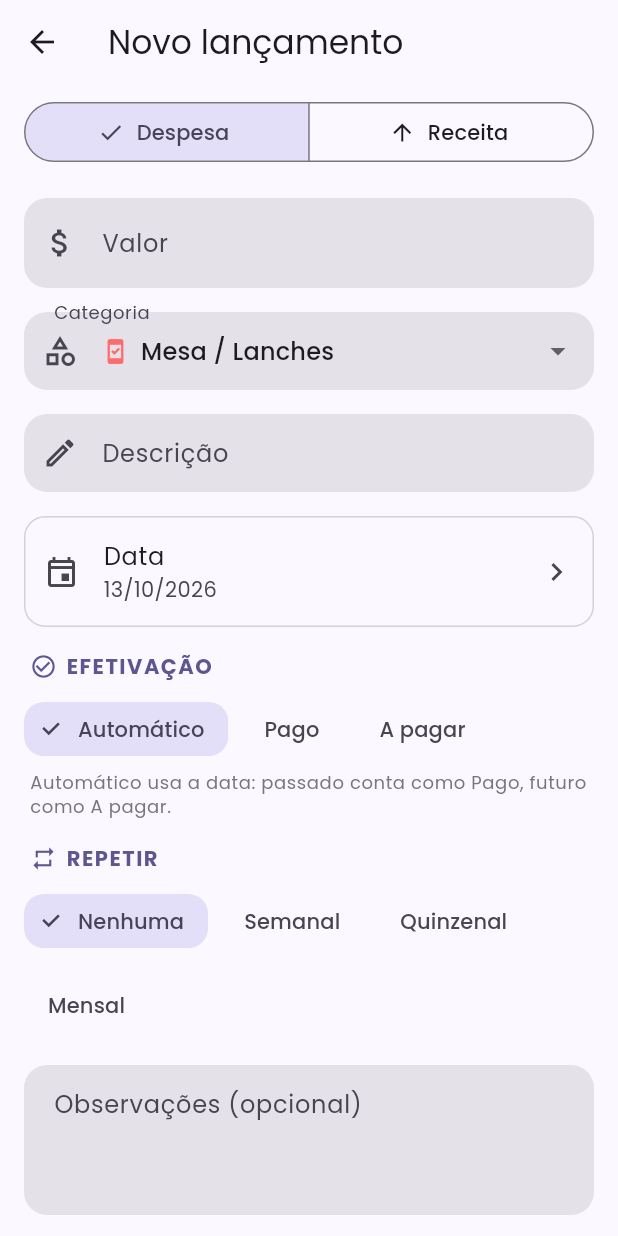
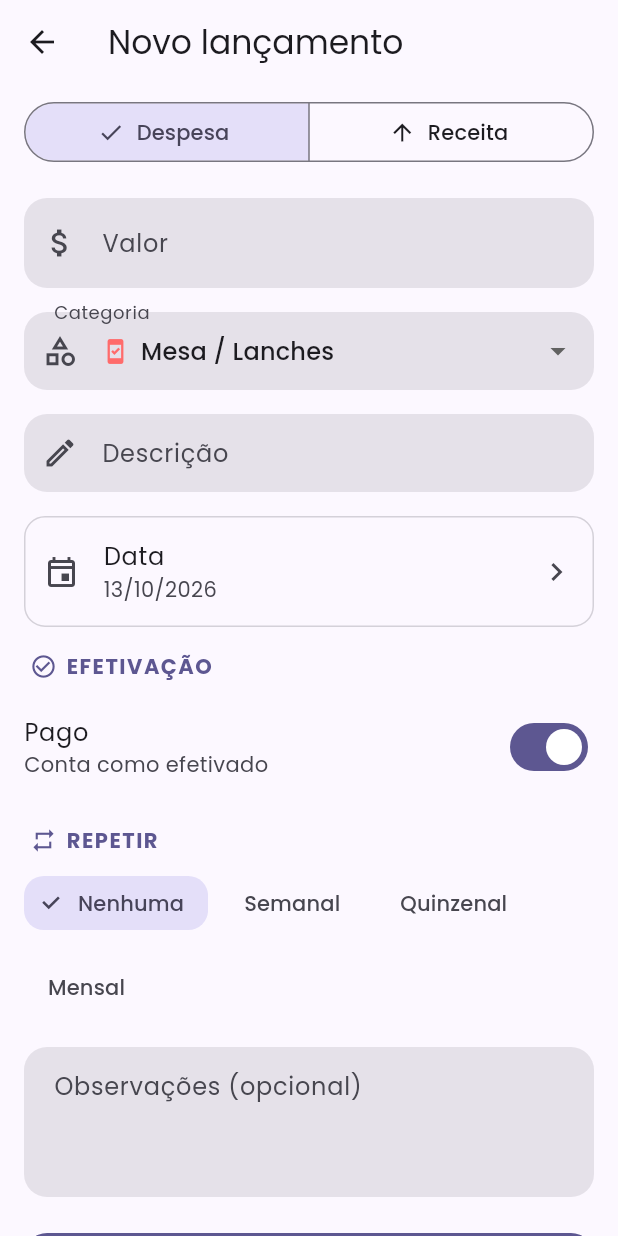
Before and after one commit to zmove-digital/zoom, a Flutter app: the TransactionEditorScreen screen opened directly, on a phone screen of 412 x 824 dp. Run offline on Flutter 3.47's test engine with Material 3 defaults, Android fonts, the phone set to English and light mode, and no system bars; our stand-ins replace audioplayers, file_picker, fl_chart, flutter_colorpicker, flutter_local_notifications, flutter_timezone and 4 more; missing offline and left inert: pointycastle.

Commit message:
fix: efetivado apenas com data <= hoje e acao Efetivar para lancamentos futuros
- isSettled: futuro nunca efetivado; data passada pode ser marcada manualmente como pendente

- editor: botao Efetivar agora (move a data para hoje) para datas futuras

- extrato/inicio: botao Efetivar no proprio item pendente (settleTransaction)

```diff
--- a/lib/screens/dashboard/dashboard_screen.dart
+++ b/lib/screens/dashboard/dashboard_screen.dart
@@ -545,6 +545,7 @@ class DashboardScreen extends StatelessWidget {
                           builder: (_) => TransactionEditorScreen(existing: t),
                         ));
                       },
+                      onSettle: () => finance.settleTransaction(t.id),
                     ),
                   )
                   .toList(),
--- a/lib/screens/transactions/transaction_editor_screen.dart
+++ b/lib/screens/transactions/transaction_editor_screen.dart
@@ -123,22 +123,15 @@ class _TransactionEditorScreenState extends State<TransactionEditorScreen> {
     );
   }
 
-  Widget _statusSelector(ThemeData theme) {
-    final bool income = _type == TransactionType.income;
-    final String doneLabel = income ? 'Recebido' : 'Pago';
-    final String pendingLabel = income ? 'A receber' : 'A pagar';
-    return Column(
-      crossAxisAlignment: CrossAxisAlignment.start,
-      children: <Widget>[
-        Padding(
+  Widget _sectionLabel(ThemeData theme, IconData icon, String text) {
+    return Padding(
       padding: const EdgeInsets.only(left: 4, bottom: 8),
       child: Row(
         children: <Widget>[
-              Icon(Icons.check_circle_outline,
-                  size: 18, color: theme.colorScheme.primary),
+          Icon(icon, size: 18, color: theme.colorScheme.primary),
           const SizedBox(width: 6),
           Text(
-                'EFETIVAÇÃO',
+            text,
             style: theme.textTheme.labelLarge?.copyWith(
               color: theme.colorScheme.primary,
               fontWeight: FontWeight.w700,
@@ -147,37 +140,52 @@ class _TransactionEditorScreenState extends State<TransactionEditorScreen> {
           ),
         ],
       ),
-        ),
-        Wrap(
-          spacing: 8,
-          runSpacing: 8,
+    );
+  }
+
+  Widget _settlementSection(ThemeData theme) {
+    final bool income = _type == TransactionType.income;
+    final String doneLabel = income ? 'Recebido' : 'Pago';
+    final String pendingLabel = income ? 'A receber' : 'A pagar';
+    final DateTime now = DateTime.now();
+    final bool isFuture =
+        _date.isAfter(DateTime(now.year, now.month, now.day, 23, 59, 59));
+
+    return Column(
+      crossAxisAlignment: CrossAxisAlignment.start,
       children: <Widget>[
-            ChoiceChip(
-              label: const Text('Automático'),
-              selected: _paid == null,
-              onSelected: (_) => setState(() => _paid = null),
-            ),
-            ChoiceChip(
-              label: Text(doneLabel),
-              selected: _paid == true,
-              onSelected: (_) => setState(() => _paid = true),
-            ),
-            ChoiceChip(
-              label: Text(pendingLabel),
-              selected: _paid == false,
-              onSelected: (_) => setState(() => _paid = false),
-            ),
-          ],
-        ),
-        const SizedBox(height: 4),
-        Padding(
-          padding: const EdgeInsets.only(left: 4),
-          child: Text(
-            'Automático usa a data: passado conta como $doneLabel, futuro como $pendingLabel.',
+        _sectionLabel(theme, Icons.check_circle_outline, 'EFETIVAÇÃO'),
+        if (isFuture) ...<Widget>[
+          Text(
+            'Data futura: por enquanto consta como "$pendingLabel". '
+            'Efetivar move a data para hoje.',
             style: theme.textTheme.bodySmall
                 ?.copyWith(color: theme.colorScheme.outline),
           ),
+          const SizedBox(height: 10),
+          OutlinedButton.icon(
+            onPressed: () => setState(() {
+              final DateTime n = DateTime.now();
+              _date =
+                  DateTime(n.year, n.month, n.day, _date.hour, _date.minute);
+              _paid = null;
+            }),
+            icon: const Icon(Icons.check_circle_outline),
+            label: const Text('Efetivar agora'),
           ),
+        ] else ...<Widget>[
+          SwitchListTile(
+            contentPadding: EdgeInsets.zero,
+            value: _paid != false,
+            onChanged: (bool v) => setState(() => _paid = v ? null : false),
+            title: Text(doneLabel),
+            subtitle: Text(
+              _paid != false
+                  ? 'Conta como efetivado'
+                  : 'Marcado como $pendingLabel',
+            ),
+          ),
+        ],
       ],
     );
   }
@@ -373,7 +381,7 @@ class _TransactionEditorScreenState extends State<TransactionEditorScreen> {
             onTap: _pickDate,
           ),
           const SizedBox(height: 16),
-          _statusSelector(theme),
+          _settlementSection(theme),
           const SizedBox(height: 16),
           _repeatSelector(theme),
           const SizedBox(height: 16),
--- a/lib/screens/transactions/transactions_screen.dart
+++ b/lib/screens/transactions/transactions_screen.dart
@@ -159,6 +159,7 @@ class _TransactionsScreenState extends State<TransactionsScreen> {
                       ));
                     },
                     onLongPress: () => _confirmDelete(t),
+                    onSettle: () => finance.settleTransaction(t.id),
                   );
                 },
               ),
```
Also changed, not shown: lib/data/models/transaction.dart (+6 -5 lines), lib/state/finance_controller.dart (+13 -0 lines), lib/widgets/transaction_tile.dart (+29 -3 lines). Lines whose indentation alone changed are shown as unchanged.
